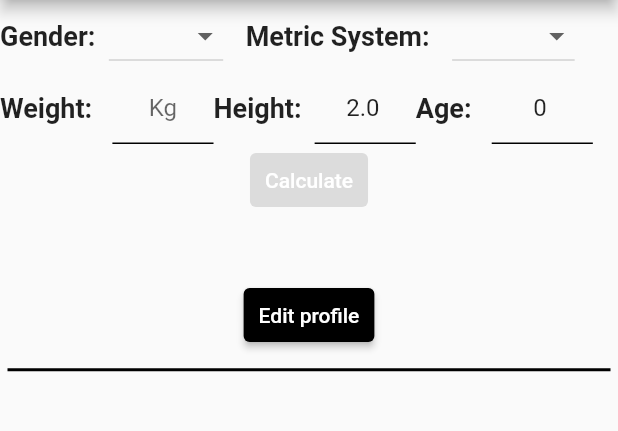
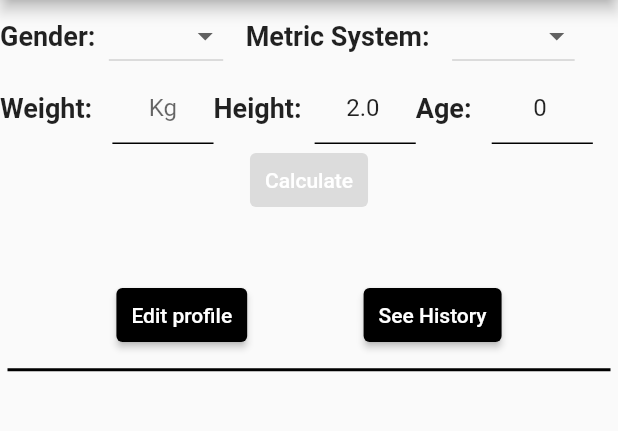
Before and after one commit to alinmatei24/BMI_Calculator, a Flutter app: the Home screen opened directly with empty values, on a phone screen of 412 x 824 dp, the part 84-515 px from its top. Run offline on Flutter 3.47's test engine with Material 2 defaults, Android fonts, the phone set to English and light mode, and no system bars; our stand-ins replace fluttertoast, sqflite; accounts and stored records are empty.

Commit message:
Made an history page where you can manage history

```diff
--- a/lib/home.dart
+++ b/lib/home.dart
@@ -2,6 +2,7 @@ import 'package:flutter/cupertino.dart';
 import 'package:flutter/material.dart';
 import 'package:proiect_bmi/user_profile.dart';
 //import 'package:syncfusion_flutter_charts/charts.dart';
+import 'history.dart';
 import 'model/user.dart';
 import 'database.dart';
 import 'utils.dart';
@@ -62,7 +63,12 @@ class _HomeState extends State<Home> {
       selectedUnitSystem = newUnitSystem;
     }
   }
-
+  void onPressSeeHistory(){
+    Navigator.push<dynamic>(
+        context,
+        MaterialPageRoute<dynamic>(
+            builder: (BuildContext context) => History(widget.user)));
+  }
   void checkCanPressCalculate() {
     if (weightController.text.isEmpty ||
         heightController.text.isEmpty ||
@@ -325,6 +331,9 @@ class _HomeState extends State<Home> {
                 fontWeight: FontWeight.bold,
               ),
             ),
+            Row(
+              mainAxisAlignment: MainAxisAlignment.spaceEvenly,
+              children: [
                 ElevatedButton(
                 onPressed: onPressEditProfile,
                 style: ElevatedButton.styleFrom(
@@ -336,6 +345,20 @@ class _HomeState extends State<Home> {
                     color: Colors.white,
                   ),
                 ),
+              ),
+                ElevatedButton(
+                  onPressed: onPressSeeHistory,
+                  style: ElevatedButton.styleFrom(
+                      primary: Colors.black, padding: EdgeInsets.all(10.0)),
+                  child: //calculate button
+                  Text(
+                    'See History',
+                    style: TextStyle(
+                      color: Colors.white,
+                    ),
+                  ),
+                ),
+              ],
             ),
       const Divider(
               color: Colors.black,
--- a/lib/start.dart
+++ b/lib/start.dart
@@ -16,7 +16,7 @@ class StartApp extends StatefulWidget {
   _StartAppState createState() => _StartAppState();
 }
 
-class _StartAppState extends State<StartApp> {
+class _StartAppState extends State<StartApp> {//am modificat ca sa pornesc din start history page
   Future getUser() async {
     try {
       DBClient db = DBClient();
```
Also changed, not shown: lib/database.dart (+10 -0 lines). Lines whose indentation alone changed are shown as unchanged.
